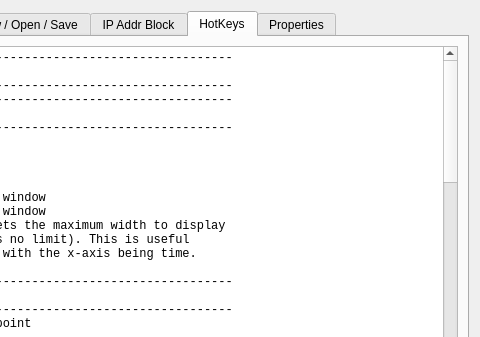
Qt form curveproperties.ui (d-wizard/plotter) before a commit; both pictures show x 283 to 763 and y 0 to 337 of the 763 by 500 pixel window.
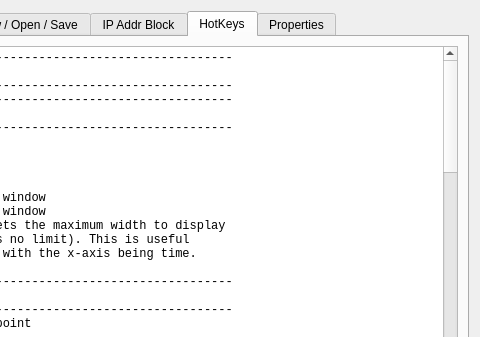
The same form after that commit. The open tabs and pages were chosen to show the change.

Commit message: Update Hotkey tab.

```diff
--- a/curveproperties.ui
+++ b/curveproperties.ui
@@ -1420,6 +1420,14 @@
    alt + d | Disable New Curves
 
    -----------------------------------------------------------------
+   | Save Plots
+   -----------------------------------------------------------------
+   ctrl + s | Saves the current plot.
+
+   ctrl + shift + z | Saves the current plot, but only the samples
+                      visible in the current zoom will be saved.
+
+   -----------------------------------------------------------------
    | Copy / Paste Curves
    -----------------------------------------------------------------
    ctrl + c | Copies all displayed plot data to the clipboard
@@ -1429,7 +1437,7 @@
    -----------------------------------------------------------------
    | Scroll Mode Settings
    -----------------------------------------------------------------
-   ctrl + s | Toggle Scroll Mode
+   ctrl + shift + s | Toggle Scroll Mode
    ctrl + x | Set to Scroll Mode and open dialog to set the scroll
               mode plot size
    ctrl + 1 | Set to Scroll Mode and set the plot size to 10x of its
```
The commit also changes 1 other file.
